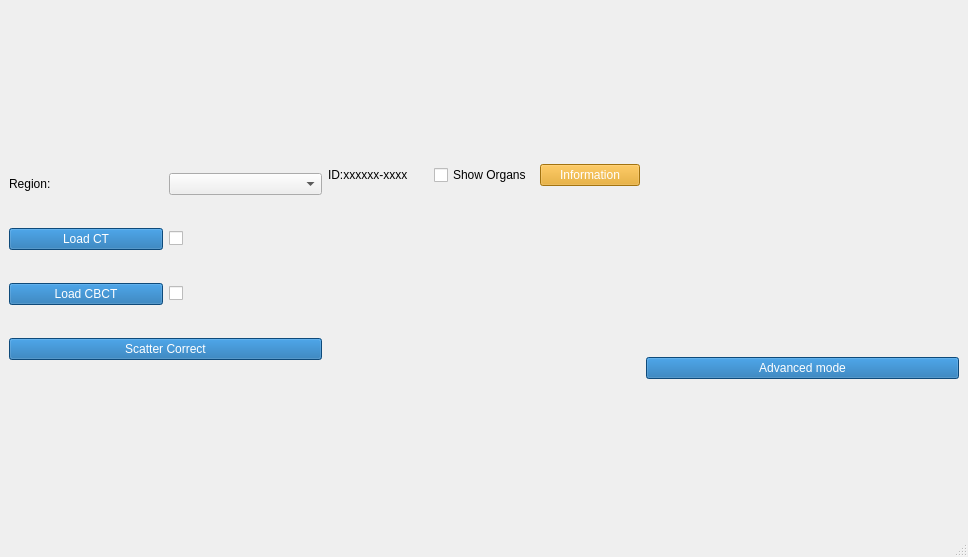
Before: the Qt Designer form BachelorProjekt/mainwindow.ui in ChristianThingKnudsen/BachelorProject, drawn with Qt 5.
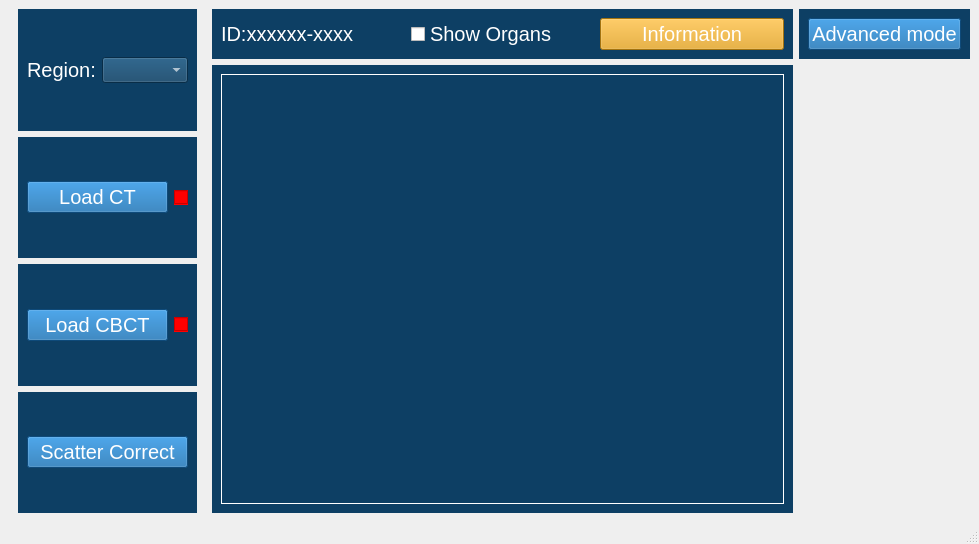
After: the same form once the commit is applied. Custom widgets are drawn as their Qt base class.

Commit message: UI changed with more colors. methods added but not initiated

Patch:
```diff
--- a/BachelorProjekt/mainwindow.ui
+++ b/BachelorProjekt/mainwindow.ui
@@ -6,8 +6,8 @@
    <rect>
     <x>0</x>
     <y>0</y>
-    <width>968</width>
-    <height>557</height>
+    <width>979</width>
+    <height>544</height>
    </rect>
   </property>
   <property name="windowTitle">
@@ -15,28 +15,68 @@
   </property>
   <property name="styleSheet">
    <string notr="true">MainWindow{
-	background-color: #005194
+	background-color: #1367AB;
 }</string>
   </property>
   <widget class="QWidget" name="centralwidget">
    <layout class="QGridLayout" name="gridLayout_2">
     <item row="0" column="0" rowspan="2">
+     <widget class="QFrame" name="frame">
+      <property name="sizePolicy">
+       <sizepolicy hsizetype="Preferred" vsizetype="Preferred">
+        <horstretch>0</horstretch>
+        <verstretch>0</verstretch>
+       </sizepolicy>
+      </property>
      <layout class="QVBoxLayout" name="verticalLayout">
+       <property name="topMargin">
+        <number>0</number>
+       </property>
+       <property name="bottomMargin">
+        <number>0</number>
+       </property>
       <item>
+        <widget class="QFrame" name="frame">
+         <property name="styleSheet">
+          <string notr="true">QWidget{
+	background-color: #0D3F64;
+	color: #ffffff;
+}</string>
+         </property>
        <layout class="QHBoxLayout" name="horizontalLayoutRegion">
         <item>
          <widget class="QLabel" name="labelRegion">
+            <property name="styleSheet">
+             <string notr="true">QLabel{
+	font-size: 20px;
+}</string>
+            </property>
           <property name="text">
            <string>Region:</string>
           </property>
          </widget>
         </item>
         <item>
-         <widget class="QComboBox" name="comboBox"/>
-        </item>
-       </layout>
+           <widget class="QComboBox" name="comboBox">
+            <property name="styleSheet">
+             <string notr="true">QComboBox{
+	font-weight: bold;
+	font-size: 15px;
+}</string>
+            </property>
+           </widget>
+          </item>
+         </layout>
+        </widget>
       </item>
       <item>
+        <widget class="QFrame" name="frame">
+         <property name="styleSheet">
+          <string notr="true">QFrame{
+	background-color: #0D3F64;
+	color: #ffffff;
+}</string>
+         </property>
        <layout class="QHBoxLayout" name="horizontalLayoutLoadCT">
         <item>
          <widget class="QPushButton" name="btnLoadCT">
@@ -44,6 +84,7 @@
            <string notr="true">QPushButton{
 	background-color: #1367AB;
 	color: #ffffff;
+	font-size: 20px;
 }
 QPushButton:pressed{
 	background-color: #E4A115
@@ -56,25 +97,43 @@
         </item>
         <item>
          <widget class="QCheckBox" name="cbCT">
+            <property name="enabled">
+             <bool>true</bool>
+            </property>
+            <property name="sizePolicy">
+             <sizepolicy hsizetype="Fixed" vsizetype="Fixed">
+              <horstretch>0</horstretch>
+              <verstretch>0</verstretch>
+             </sizepolicy>
+            </property>
           <property name="autoFillBackground">
            <bool>false</bool>
           </property>
           <property name="styleSheet">
            <string notr="true">QCheckBox{
-	color: #FF0000
-}</string>
+	background-color: #FF0000;
+}
+</string>
           </property>
           <property name="text">
            <string/>
           </property>
-          <property name="checked">
+            <property name="autoExclusive">
            <bool>false</bool>
           </property>
          </widget>
         </item>
        </layout>
+        </widget>
       </item>
       <item>
+        <widget class="QFrame" name="frame">
+         <property name="styleSheet">
+          <string notr="true">QFrame{
+	background-color: #0D3F64;
+	color: #ffffff;
+}</string>
+         </property>
        <layout class="QHBoxLayout" name="horizontalLayoutLoadCBCT">
         <item>
          <widget class="QPushButton" name="btnLoadCBCT">
@@ -82,6 +141,7 @@
            <string notr="true">QPushButton{
 	background-color: #1367AB;
 	color: #ffffff;
+	font-size: 20px;
 }
 QPushButton:pressed{
 	background-color: #E4A115
@@ -94,10 +154,20 @@
         </item>
         <item>
          <widget class="QCheckBox" name="cbCBCT">
+            <property name="sizePolicy">
+             <sizepolicy hsizetype="Fixed" vsizetype="Fixed">
+              <horstretch>0</horstretch>
+              <verstretch>0</verstretch>
+             </sizepolicy>
+            </property>
           <property name="styleSheet">
            <string notr="true">QCheckBox{
-	check-color: #FF0000;
-}</string>
+	background-color: #FF0000;
+}
+QCheckBox:checked{
+	background-color: #FFFFFF;
+}
+</string>
           </property>
           <property name="text">
            <string/>
@@ -105,8 +175,16 @@
          </widget>
         </item>
        </layout>
+        </widget>
       </item>
       <item>
+        <widget class="QFrame" name="frame">
+         <property name="styleSheet">
+          <string notr="true">QWidget{
+	background-color: #0D3F64;
+	color: #ffffff;
+}</string>
+         </property>
        <layout class="QHBoxLayout" name="horizontalLayoutSC">
         <item>
          <widget class="QPushButton" name="btnScatterCorrect">
@@ -114,6 +192,7 @@
            <string notr="true">QPushButton{
 	background-color: #1367AB;
 	color: #ffffff;
+	font-size: 20px;
 }
 QPushButton:pressed{
 	background-color: #E4A115
@@ -125,13 +204,27 @@
          </widget>
         </item>
        </layout>
-      </item>
-     </layout>
+        </widget>
+       </item>
+      </layout>
+     </widget>
     </item>
     <item row="0" column="1">
+     <widget class="QFrame" name="frame">
+      <property name="styleSheet">
+       <string notr="true">QFrame{
+	background-color: #0D3F64;
+	color: #ffffff;
+}</string>
+      </property>
      <layout class="QHBoxLayout" name="horizontalLayoutID">
       <item>
        <widget class="QLabel" name="label_Id">
+         <property name="styleSheet">
+          <string notr="true">QLabel{
+	font-size: 20px;
+}</string>
+         </property>
         <property name="text">
          <string>ID:xxxxxx-xxxx</string>
         </property>
@@ -139,6 +232,12 @@
       </item>
       <item>
        <widget class="QCheckBox" name="cbShowOrgans">
+         <property name="styleSheet">
+          <string notr="true">QCheckBox{
+	font-size: 20px;
+	color: #ffffff;
+}</string>
+         </property>
         <property name="text">
          <string>Show Organs</string>
         </property>
@@ -150,6 +249,7 @@
          <string notr="true">QPushButton{
 	background-color:#E4A115; 
 	color: #ffffff;
+	font-size: 20px;
 }
 QPushButton:pressed{
 	background-color:#1367AB;
@@ -161,11 +261,59 @@
        </widget>
       </item>
      </layout>
+     </widget>
     </item>
     <item row="1" column="1">
-     <layout class="QGridLayout" name="gridLayout"/>
-    </item>
-    <item row="1" column="2">
+     <widget class="QFrame" name="frame">
+      <property name="styleSheet">
+       <string notr="true">QFrame{
+	background-color: #0D3F64;
+	color: #ffffff;
+}</string>
+      </property>
+      <layout class="QGridLayout" name="gridLayout">
+       <item row="0" column="0">
+        <widget class="qyklabel" name="labelImageRaw">
+         <property name="sizePolicy">
+          <sizepolicy hsizetype="Expanding" vsizetype="MinimumExpanding">
+           <horstretch>0</horstretch>
+           <verstretch>0</verstretch>
+          </sizepolicy>
+         </property>
+         <property name="minimumSize">
+          <size>
+           <width>256</width>
+           <height>256</height>
+          </size>
+         </property>
+         <property name="maximumSize">
+          <size>
+           <width>1024</width>
+           <height>1024</height>
+          </size>
+         </property>
+         <property name="mouseTracking">
+          <bool>true</bool>
+         </property>
+         <property name="frameShape">
+          <enum>QFrame::Box</enum>
+         </property>
+         <property name="text">
+          <string/>
+         </property>
+        </widget>
+       </item>
+      </layout>
+     </widget>
+    </item>
+    <item row="0" column="2">
+     <widget class="QFrame" name="frame">
+      <property name="styleSheet">
+       <string notr="true">QFrame{
+	background-color: #0D3F64;
+	color: #ffffff;
+}</string>
+      </property>
      <layout class="QVBoxLayout" name="verticalLayout_2">
       <item>
        <widget class="QPushButton" name="pushButton">
@@ -173,6 +321,7 @@
          <string notr="true">QPushButton{
 	background-color: #1367AB;
 	color: #ffffff;
+	font-size: 20px;
 }
 QPushButton:pressed{
 	background-color: #E4A115
@@ -184,11 +333,22 @@
        </widget>
       </item>
      </layout>
+     </widget>
     </item>
    </layout>
   </widget>
   <widget class="QStatusBar" name="statusbar"/>
  </widget>
+ <customwidgets>
+  <customwidget>
+   <class>qyklabel</class>
+   <extends>QLabel</extends>
+   <header>qyklabel.h</header>
+   <slots>
+    <slot>SetDrawPointToggle(bool)</slot>
+   </slots>
+  </customwidget>
+ </customwidgets>
  <resources/>
  <connections>
   <connection>
```
Left out of the diff: 152 changed lines with no effect on the pictures. Lines whose indentation alone changed are shown as unchanged. The commit also changes 7 other files.
